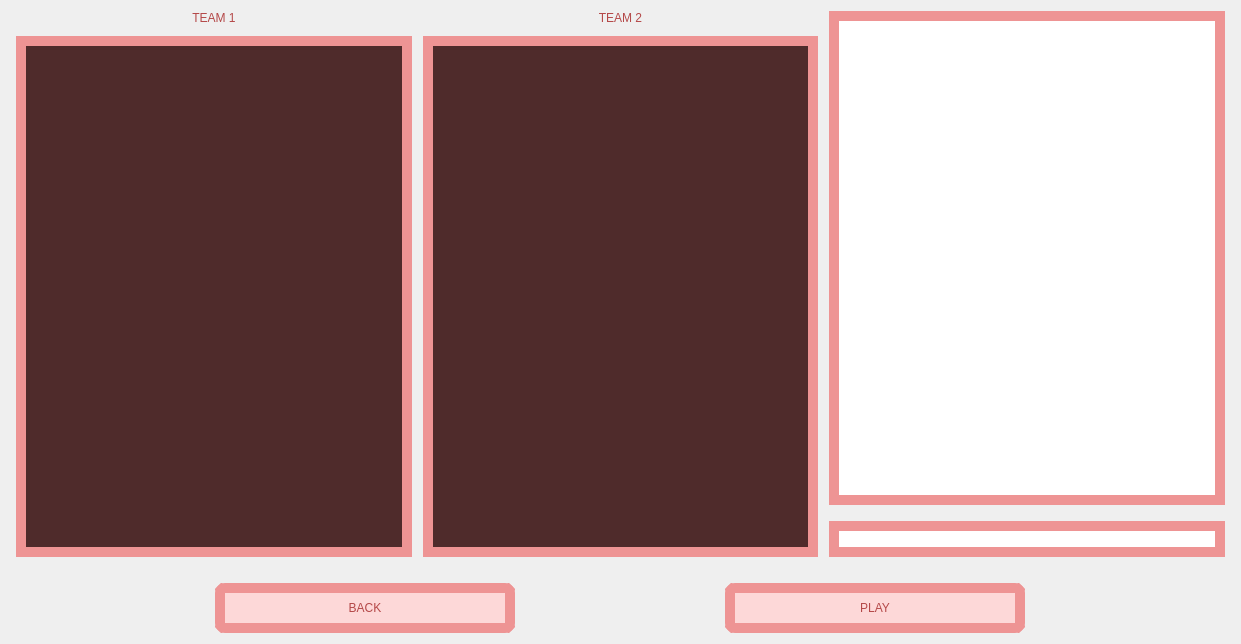
Old version of the form MATFWars/waitingroom.ui in the repository Divljo31/MATFWars.
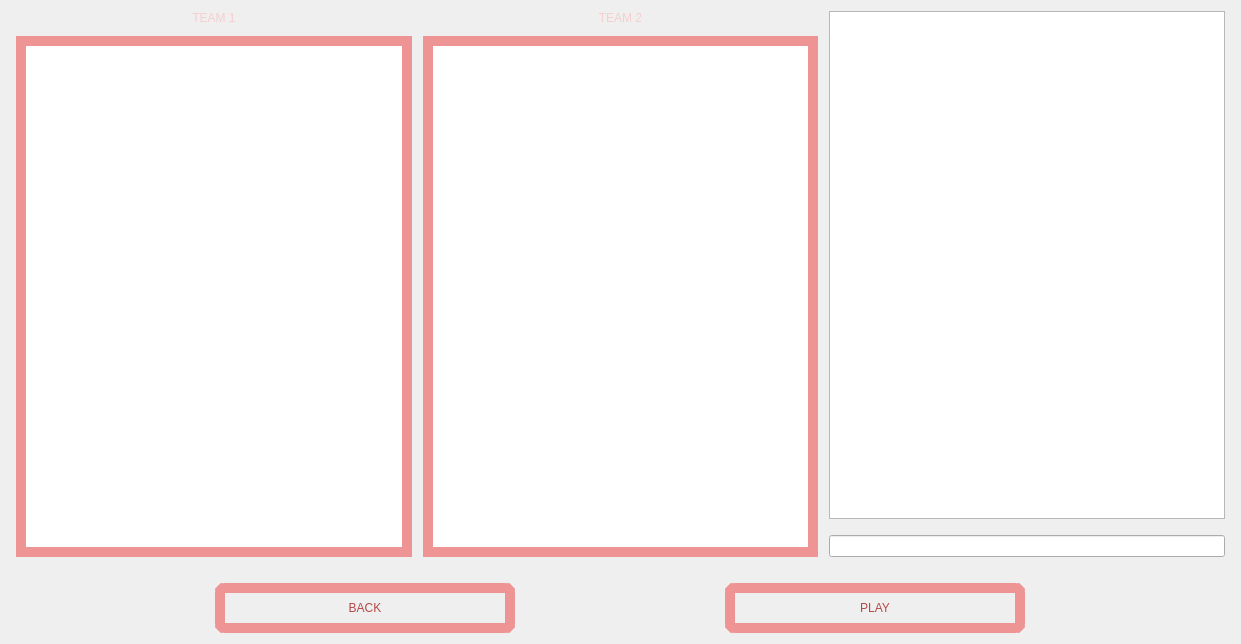
New version of the form. Icons and pictures are not drawn.

The edit to the form file:
```diff
--- a/MATFWars/waitingroom.ui
+++ b/MATFWars/waitingroom.ui
@@ -40,8 +40,8 @@
        <item>
         <widget class="QLabel" name="team1_label">
          <property name="styleSheet">
-          <string notr="true">color: rgb(180, 72, 72);
-font: 600 20pt &quot;URW Bookman&quot;;
+          <string notr="true">font: 600 20pt &quot;URW Bookman&quot;;
+color: rgb(246, 206, 206);
 </string>
          </property>
          <property name="text">
@@ -71,9 +71,9 @@
        <item>
         <widget class="QTextBrowser" name="team1_textBrowser">
          <property name="styleSheet">
-          <string notr="true">background-color: rgb(79, 43, 43);
-border:10px solid;
-border-color: rgb(238, 148, 148);</string>
+          <string notr="true">border:10px solid;
+border-color: rgb(238, 148, 148);
+border-image: url(:/background/backgroundBtns.jpg);</string>
          </property>
         </widget>
        </item>
@@ -100,7 +100,7 @@
        <item>
         <widget class="QLabel" name="team2_label">
          <property name="styleSheet">
-          <string notr="true">color: rgb(180, 72, 72);
+          <string notr="true">color: rgb(246, 206, 206);
 font: 600 20pt &quot;URW Bookman&quot;;
 </string>
          </property>
@@ -131,9 +131,9 @@
        <item>
         <widget class="QTextBrowser" name="team2_textBrowser">
          <property name="styleSheet">
-          <string notr="true">background-color: rgb(79, 43, 43);
-border:10px solid;
-border-color: rgb(238, 148, 148);</string>
+          <string notr="true">border:10px solid;
+border-color: rgb(238, 148, 148);
+border-image: url(:/background/backgroundBtns.jpg);</string>
          </property>
         </widget>
        </item>
@@ -160,8 +160,7 @@
        <item>
         <widget class="QTextBrowser" name="chat_textBrowser">
          <property name="styleSheet">
-          <string notr="true">border:10px solid;
-border-color: rgb(238, 148, 148);
+          <string notr="true">background-image: url(:/background/whiteBackground.jpg);
 </string>
          </property>
         </widget>
@@ -185,8 +184,7 @@
        <item>
         <widget class="QLineEdit" name="chat_lineEdit">
          <property name="styleSheet">
-          <string notr="true">border:10px solid;
-border-color: rgb(238, 148, 148);</string>
+          <string notr="true">background-image: url(:/background/whiteBackground.jpg);</string>
          </property>
         </widget>
        </item>
@@ -267,10 +265,10 @@
        <property name="styleSheet">
         <string notr="true">color:rgb(180, 72, 72);
 font: 600 25pt &quot;URW Bookman&quot;;
-background-color: rgb(253, 216, 216);
 border-radius:10px;
 border:10px solid;
-border-color: rgb(238, 148, 148);</string>
+border-color: rgb(238, 148, 148);
+border-image: url(:/background/backgroundBtns.jpg);</string>
        </property>
        <property name="text">
         <string>BACK</string>
@@ -316,10 +314,10 @@
        <property name="styleSheet">
         <string notr="true">color:rgb(180, 72, 72);
 font: 600 25pt &quot;URW Bookman&quot;;
-background-color: rgb(253, 216, 216);
 border-radius:10px;
 border:10px solid;
-border-color: rgb(238, 148, 148);</string>
+border-color: rgb(238, 148, 148);
+border-image: url(:/background/backgroundBtns.jpg);</string>
        </property>
        <property name="text">
         <string>PLAY</string>
```
